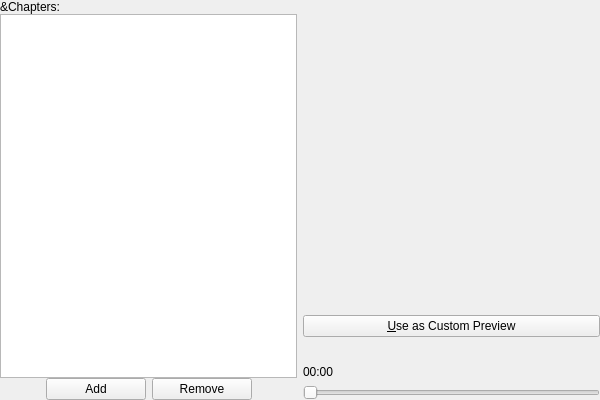
google-code-export/kmediafactory, file plugins/video/chapters.ui: the form before one commit.
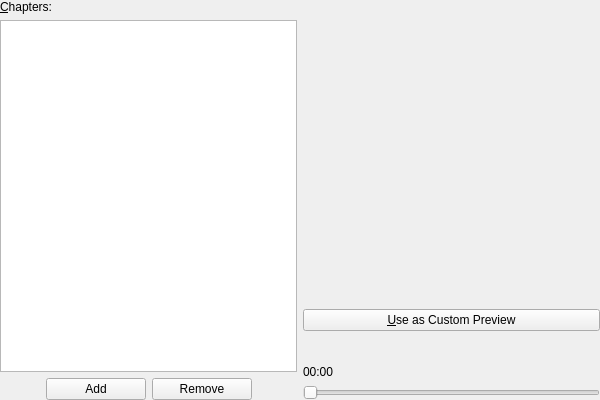
The form after the commit. Custom widgets are drawn as their Qt base class.

```diff
--- a/plugins/video/chapters.ui
+++ b/plugins/video/chapters.ui
@@ -31,7 +31,7 @@
       <number>0</number>
      </property>
      <property name="spacing" >
-      <number>0</number>
+      <number>6</number>
      </property>
      <item>
       <widget class="QLabel" name="chaptersLabel" >
@@ -39,7 +39,7 @@
         <string>&amp;Chapters:</string>
        </property>
        <property name="buddy" >
-        <cstring>chaptersListView</cstring>
+        <cstring>chaptersView</cstring>
        </property>
       </widget>
      </item>
@@ -155,7 +155,7 @@
       <number>0</number>
      </property>
      <property name="spacing" >
-      <number>0</number>
+      <number>6</number>
      </property>
      <item>
       <widget class="KMFImageView" native="1" name="video" >
```
